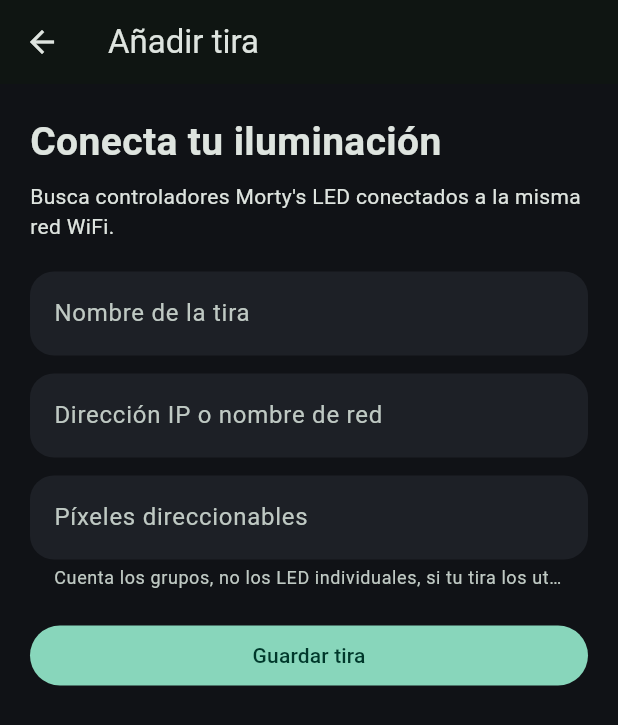
After one commit to Mortymel/Aurora-RGB, a Flutter app: the LanDeviceWizard screen opened directly, after a tap on "Configuración manual", on a phone screen of 412 x 824 dp. The commit adds this screen. Shown: the top 725 px of the screen. Run offline on Flutter 3.47's test engine with Material 3 defaults, Android fonts, the phone set to English and light mode, and no system bars; our stand-ins replace flutter_blue_plus, multicast_dns, permission_handler, shared_preferences; accounts and stored records are empty.

Commit message:
feat: provision ESP32 WiFi, name and LED count over encrypted Bluetooth

```diff
--- /dev/null
+++ b/lib/lan_device_wizard.dart
@@ -0,0 +1,213 @@
+import 'dart:async';
+import 'package:flutter/material.dart';
+import 'package:multicast_dns/multicast_dns.dart';
+import 'device_api.dart';
+import 'device_store.dart';
+
+class DiscoveredController {
+  final String host;
+  final LedState state;
+  const DiscoveredController(this.host, this.state);
+}
+
+class LanDeviceWizard extends StatefulWidget {
+  const LanDeviceWizard({super.key, this.discoverControllers});
+  final Future<List<DiscoveredController>> Function()? discoverControllers;
+  @override
+  State<LanDeviceWizard> createState() => _LanDeviceWizardState();
+}
+
+class _LanDeviceWizardState extends State<LanDeviceWizard> {
+  final name = TextEditingController();
+  final ip = TextEditingController();
+  final pixels = TextEditingController();
+  final form = GlobalKey<FormState>();
+  final found = <DiscoveredController>[];
+  bool scanning = false;
+  bool manual = false;
+  String? error;
+  DiscoveredController? selected;
+  int scanGeneration = 0;
+  MDnsClient? activeMdns;
+
+  void cancelScan() {
+    scanGeneration++;
+    activeMdns?.stop();
+    activeMdns = null;
+  }
+
+  void useManualConfiguration() {
+    cancelScan();
+    setState(() { scanning = false; manual = true; selected = null; });
+  }
+
+  @override
+  void initState() {
+    super.initState();
+    scan();
+  }
+
+  Future<void> scan() async {
+    cancelScan();
+    final generation = scanGeneration;
+    setState(() { scanning = true; error = null; found.clear(); });
+    final discover = widget.discoverControllers;
+    if (discover != null) {
+      try {
+        final devices = await discover();
+        if (mounted && generation == scanGeneration) {
+          setState(() => found.addAll(devices));
+        }
+      } catch (_) {
+        if (mounted && generation == scanGeneration) {
+          setState(() => error = 'No se pudo buscar en esta red. Usa la configuración manual.');
+        }
+      } finally {
+        if (mounted && generation == scanGeneration) setState(() => scanning = false);
+      }
+      return;
+    }
+    final mdns = MDnsClient();
+    activeMdns = mdns;
+    try {
+      await mdns.start();
+      if (!mounted || generation != scanGeneration) return;
+      final hosts = <String>{};
+      final services = mdns.lookup<PtrResourceRecord>(
+        ResourceRecordQuery.serverPointer('_http._tcp.local'),
+      );
+      await for (final ptr in services.timeout(
+        const Duration(seconds: 6),
+        onTimeout: (sink) => sink.close(),
+      )) {
+        if (!mounted || generation != scanGeneration) break;
+        if (!ptr.domainName.toLowerCase().contains('mortys-')) continue;
+        await for (final srv in mdns.lookup<SrvResourceRecord>(
+          ResourceRecordQuery.service(ptr.domainName),
+        ).timeout(const Duration(seconds: 2), onTimeout: (sink) => sink.close())) {
+          await for (final addr in mdns.lookup<IPAddressResourceRecord>(
+            ResourceRecordQuery.addressIPv4(srv.target),
+          ).timeout(const Duration(seconds: 2), onTimeout: (sink) => sink.close())) {
+            final host = addr.address.address;
+            if (!hosts.add(host)) continue;
+            try {
+              final state = await DeviceApi(host).getState();
+              if (mounted && generation == scanGeneration) {
+                setState(() => found.add(DiscoveredController(host, state)));
+              }
+            } catch (_) { /* Ignore unrelated or unreachable services. */ }
+          }
+        }
+      }
+    } catch (_) {
+      if (mounted && generation == scanGeneration) {
+        setState(() => error = 'No se pudo buscar en esta red. Usa la configuración manual.');
+      }
+    } finally {
+      mdns.stop();
+      if (identical(activeMdns, mdns)) activeMdns = null;
+      if (mounted && generation == scanGeneration) setState(() => scanning = false);
+    }
+  }
+
+  void choose(DiscoveredController device) {
+    cancelScan();
+    setState(() {
+      scanning = false;
+      selected = device;
+      ip.text = device.host;
+      pixels.text = device.state.pixels.toString();
+      manual = false;
+    });
+  }
+
+  void save() {
+    if (!form.currentState!.validate()) return;
+    final address = ip.text.trim();
+    final device = StudioDevice(
+      id: DateTime.now().microsecondsSinceEpoch.toString(),
+      name: name.text.trim().isEmpty ? 'Mi tira LED' : name.text.trim(),
+      host: address,
+      pixels: int.parse(pixels.text.trim()),
+    );
+    Navigator.pop(context, device);
+  }
+
+  @override
+  void dispose() {
+    cancelScan();
+    name.dispose();
+    ip.dispose();
+    pixels.dispose();
+    super.dispose();
+  }
+
+  @override
+  Widget build(BuildContext context) => Scaffold(
+    appBar: AppBar(title: const Text('Añadir tira')),
+    body: SafeArea(child: ListView(padding: const EdgeInsets.all(20), children: [
+      const Text('Conecta tu iluminación', style: TextStyle(fontSize: 26, fontWeight: FontWeight.bold)),
+      const SizedBox(height: 8),
+      const Text('Busca controladores Morty\'s LED conectados a la misma red WiFi.'),
+      const SizedBox(height: 20),
+      if (selected == null && !manual) ...[
+        if (scanning) const LinearProgressIndicator(),
+        if (scanning) const Padding(
+          padding: EdgeInsets.symmetric(vertical: 12),
+          child: Text('Buscando controladores en tu red…'),
+        ),
+        for (final device in found)
+          Card(child: ListTile(
+            leading: const Icon(Icons.lightbulb_outline),
+            title: Text('Morty\'s LED · ${device.host}'),
+            subtitle: Text('${device.state.pixels} píxeles detectados'),
+            trailing: const Icon(Icons.chevron_right),
+            onTap: () => choose(device),
+          )),
+        if (!scanning && found.isEmpty)
+          const Card(child: Padding(
+            padding: EdgeInsets.all(16),
+            child: Text('No encontramos controladores. Comprueba que la ESP32 esté encendida y conectada a tu WiFi.'),
+          )),
+        if (error != null) Text(error!, style: const TextStyle(color: Colors.orangeAccent)),
+        OutlinedButton.icon(onPressed: scanning ? null : scan, icon: const Icon(Icons.refresh), label: const Text('Buscar de nuevo')),
+        const SizedBox(height: 12),
+        const Text('Para configurar una ESP32 nueva, vuelve al asistente Bluetooth. Esta búsqueda es para controladores que ya están en tu red WiFi.'),
+        const SizedBox(height: 12),
+        TextButton(onPressed: useManualConfiguration, child: const Text('Configuración manual')),
+      ] else ...[
+        Form(key: form, child: Column(crossAxisAlignment: CrossAxisAlignment.stretch, children: [
+          if (selected != null) ...[
+            Text('Controlador encontrado: ${selected!.host}'),
+            TextButton(onPressed: () => setState(() => selected = null), child: const Text('Elegir otro controlador')),
+          ],
+          TextFormField(controller: name, decoration: const InputDecoration(labelText: 'Nombre de la tira', hintText: 'LED del salón')),
+          const SizedBox(height: 12),
+          TextFormField(
+            controller: ip,
+            readOnly: selected != null,
+            decoration: const InputDecoration(labelText: 'Dirección IP o nombre de red'),
+            validator: (value) {
+              final address = value?.trim() ?? '';
+              final uri = Uri.tryParse(address.contains('://') ? address : 'http://$address');
+              return uri == null || uri.host.isEmpty || uri.host.contains(' ') || !['http','https'].contains(uri.scheme)
+                  ? 'Introduce una dirección válida' : null;
+            },
+          ),
+          const SizedBox(height: 12),
+          TextFormField(
+            controller: pixels,
+            keyboardType: TextInputType.number,
+            decoration: const InputDecoration(labelText: 'Píxeles direccionables', helperText: 'Cuenta los grupos, no los LED individuales, si tu tira los utiliza.'),
+            validator: (value) {
+              final n = int.tryParse(value?.trim() ?? '');
+              return n == null || n < 1 || n > StudioDevice.maxPixels ? 'Entre 1 y ${StudioDevice.maxPixels} píxeles' : null;
+            },
+          ),
+          const SizedBox(height: 20),
+          FilledButton(onPressed: save, child: const Text('Guardar tira')),
+        ])),
+      ],
+    ])),
+  );
+}
--- a/lib/main.dart
+++ b/lib/main.dart
@@ -2,7 +2,6 @@ import 'dart:async';
 import 'package:flutter/material.dart';
 import 'package:shared_preferences/shared_preferences.dart';
 import 'device_api.dart';
-import 'ble_provisioning.dart';
 import 'scene_store.dart';
 import 'device_store.dart';
 import 'add_device_wizard.dart';
@@ -116,7 +115,7 @@ class _StudioShellState extends State<StudioShell>{
     );
     if (!mounted || device == null) return;
     setState(() {
-      devices = [...devices, device];
+      devices = [...devices.where((d) => d.id != device.id && d.host != device.host), device];
       selectedId = device.id;
       host = device.host;
       deviceName = device.name;
@@ -212,7 +211,7 @@ class _StudioShellState extends State<StudioShell>{
         itemBuilder:(_)=>const [PopupMenuItem(value:'edit',child:Text('Editar')),PopupMenuItem(value:'delete',child:Text('Eliminar'))])))),
     const SizedBox(height:10),
     OutlinedButton.icon(onPressed:scanBle,icon:const Icon(Icons.bluetooth_searching),label:const Text('Buscar por Bluetooth')),
-    const Padding(padding:EdgeInsets.all(8),child:Text('La búsqueda Bluetooth detecta dispositivos compatibles, pero todavía no configura el WiFi.',style:TextStyle(color:Colors.white54))),
+    const Padding(padding:EdgeInsets.all(8),child:Text('Configura una ESP32 por Bluetooth para conectarla a tu WiFi.',style:TextStyle(color:Colors.white54))),
   ]);
   Widget mqttPage()=>Column(crossAxisAlignment:CrossAxisAlignment.start,children:[
     section('Home Assistant · MQTT'),
@@ -226,11 +225,7 @@ class _StudioShellState extends State<StudioShell>{
       Text('No introduzcas credenciales MQTT en esta versión: aún no existe un canal seguro para enviarlas a la ESP32.',style:TextStyle(color:Colors.white60)),
     ])),
   ]);
-  Future<void> scanBle()async{
-    notice('Buscando dispositivos BLE RGBStudio…');
-    try{final found=await BleProvisioning.scan();notice('Dispositivos encontrados: ${found.length}. El aprovisionamiento WiFi aún no está disponible.');}
-    catch(e){notice('Bluetooth: $e');}
-  }
+  Future<void> scanBle() => addDeviceWizard();
   void startNightlight(int minutes){
     nightTimer?.cancel();nightEnd=DateTime.now().add(Duration(minutes:minutes));
     nightTimer=Timer(Duration(minutes:minutes),(){send({'power':'false'});if(mounted)setState(()=>nightEnd=null);});
@@ -372,7 +367,7 @@ class _StudioShellState extends State<StudioShell>{
       const Divider(),ListTile(contentPadding:EdgeInsets.zero,leading:const Icon(Icons.refresh,color:violet),
         title:const Text('Actualizar estado'),onTap:refresh),
       ListTile(contentPadding:EdgeInsets.zero,leading:const Icon(Icons.bluetooth_searching,color:violet),
-        title:const Text('Buscar por Bluetooth'),subtitle:const Text('Solo detección, sin configuración WiFi'),onTap:scanBle),
+        title:const Text('Buscar por Bluetooth'),subtitle:const Text('Configurar WiFi, nombre y cantidad de LED'),onTap:scanBle),
     ])),
     section('Temporizador local'),
     card(Column(children:[
@@ -384,9 +379,9 @@ class _StudioShellState extends State<StudioShell>{
     mqttPage(),
     section('Acerca de'),
     card(const Column(crossAxisAlignment:CrossAxisAlignment.start,children:[
-      Text("Morty's LED · prototipo 0.3",style:TextStyle(fontWeight:FontWeight.bold)),
+      Text("Morty's LED · 0.8.0",style:TextStyle(fontWeight:FontWeight.bold)),
       SizedBox(height:8),Text('Control WiFi local. Sin nube ni cuenta. Escenas almacenadas localmente.',style:TextStyle(color:Colors.white70)),
-      SizedBox(height:8),Text('BLE WiFi, música, segmentos, horarios persistentes y MQTT requieren firmware y desarrollo adicional.',style:TextStyle(color:Colors.amberAccent,fontSize:12)),
+      SizedBox(height:8),Text('La configuración inicial utiliza Bluetooth. El control diario utiliza WiFi local. Música, segmentos y horarios persistentes siguen pendientes.',style:TextStyle(color:Colors.amberAccent,fontSize:12)),
     ])),
   ]);
   @override Widget build(BuildContext context)=>Scaffold(
--- a/pubspec.yaml
+++ b/pubspec.yaml
@@ -1,7 +1,7 @@
 name: esp32_rgb_studio
 description: Morty's LED - ESP32 RGB lighting controller
 publish_to: none
-version: 0.7.0+8
+version: 0.8.0+9
 environment:
   sdk: '>=3.3.0 <4.0.0'
 dependencies:
@@ -9,7 +9,7 @@ dependencies:
     sdk: flutter
   http: ^1.3.0
   multicast_dns: ^0.3.2+7
-  flutter_blue_plus: ^1.35.5
+  flutter_blue_plus: 1.36.8
   shared_preferences: ^2.3.5
   permission_handler: ^11.3.1
 dev_dependencies:
```
Also changed, not shown: lib/add_device_wizard.dart (+82 -173 lines), lib/ble_provisioning.dart (+96 -14 lines), lib/provisioning_protocol.dart (added, +58 -0 lines), web-flasher/manifest.json, 12 other files.
